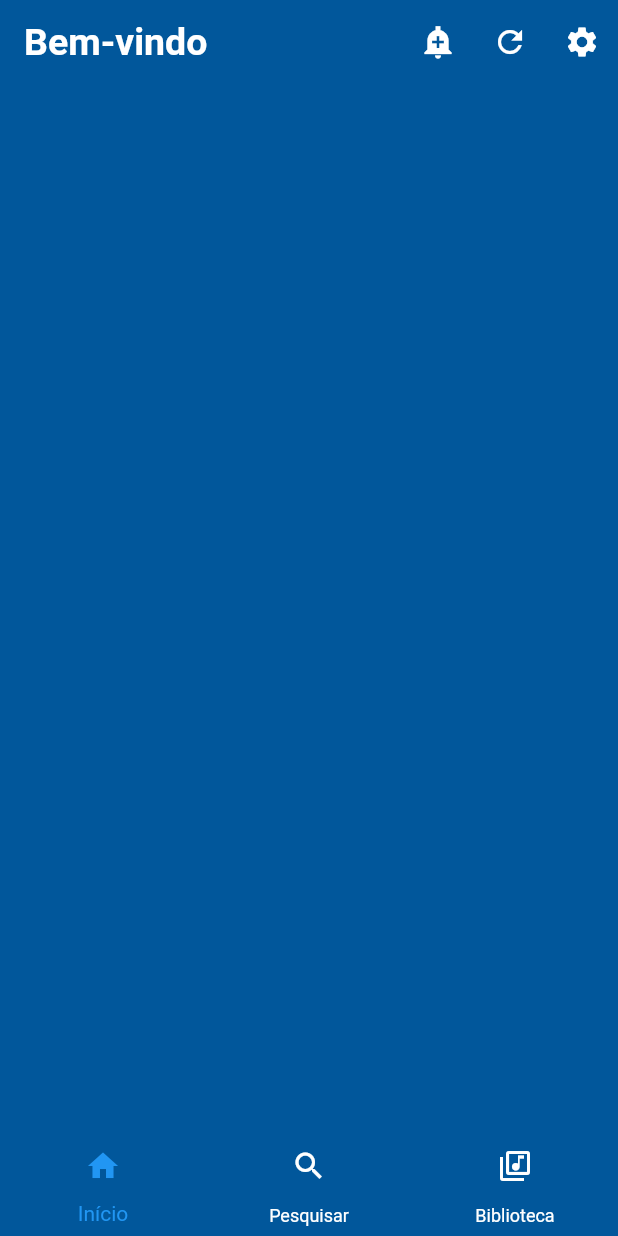
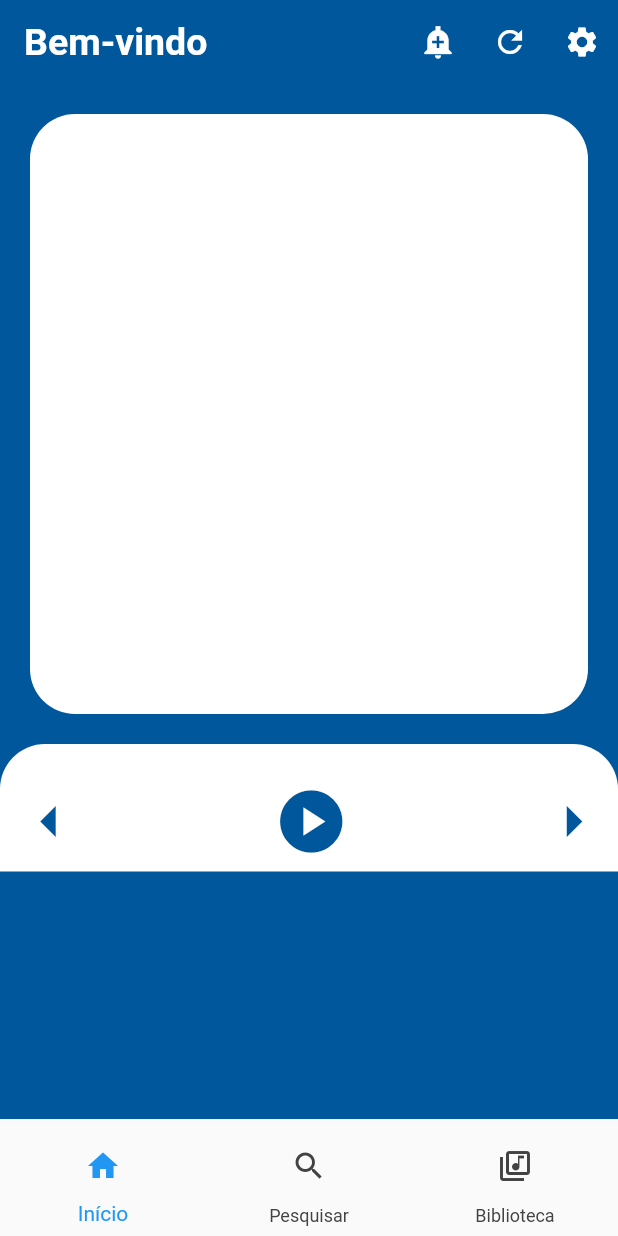
Before and after one commit to CarlosOliveiraa/MusicFree_App, a Flutter app: the screen it shows after launch, on a phone screen of 412 x 824 dp. Run offline on Flutter 3.47's test engine with Material 2 defaults, Android fonts, the light colour scheme and no system bars.

Commit message:
new changes

```diff
--- a/lib/main.dart
+++ b/lib/main.dart
@@ -13,7 +13,6 @@
   @override
   Widget build(BuildContext context) {
 
-     int _selectedIndex = 0;
 
     return MaterialApp(
       title: 'Flutter Demo',
@@ -48,13 +47,71 @@
           ),
         ),
         backgroundColor: Colors.lightBlue.shade900,
-       /*body: Container(
+        body: Column(
+            children: [
+              Container(
+          margin: const EdgeInsets.fromLTRB(20 , 20, 20, 20),
+          decoration: const BoxDecoration(
+            borderRadius:  BorderRadius.only(
+              topLeft: Radius.circular(30),
+              topRight: Radius.circular(30),
+              bottomLeft: Radius.circular(30),
+              bottomRight: Radius.circular(30),
+              ),
+            color: Colors.white
+            ),
           width: 500,
-          color: Colors.white,
-        ),*/
+          height: 400,
+               ),
+               Container(
+                 decoration: const BoxDecoration(
+            borderRadius:  BorderRadius.only(
+              topLeft: Radius.circular(30),
+              topRight: Radius.circular(30),
+              ),
+            color: Colors.white
+            ),
+            padding: const EdgeInsets.fromLTRB(0, 0, 15, 0),
+                  width: 500,
+                  height: 85,
+                  child: Row(
+                    mainAxisAlignment: MainAxisAlignment.spaceBetween,
+                    children: [
+                      IconButton(
+                        color: Colors.lightBlue.shade900,
+                        icon: const Icon(
+                          Icons.arrow_left,
+                          size: 50,
+                          ),
+                        onPressed: (){}
+                        ),
+                        IconButton(
+                          color: Colors.lightBlue.shade900,
+                        icon: const Icon(
+                          Icons.play_circle,
+                          size: 50,
+                          ),
+                        onPressed: (){}
+                        ),
+                        IconButton(
+                          color: Colors.lightBlue.shade900,
+                        icon: const Icon(
+                          Icons.arrow_right,
+                          size: 50,
+                          ),
+                        onPressed: (){}
+                        ),
+                    ],
+                  ),
+               ),
+          ],
+
+
+        ),
+
         bottomNavigationBar: BottomNavigationBar(
           elevation: 0,
-          backgroundColor: Colors.transparent,
+
           items: [
             BottomNavigationBarItem(
               icon: IconButton(
@@ -80,7 +137,7 @@
 
             ),
           ],
-          unselectedItemColor: Colors.white,
+          unselectedItemColor: Colors.grey.shade800,
         ),
       ),
     );
```
